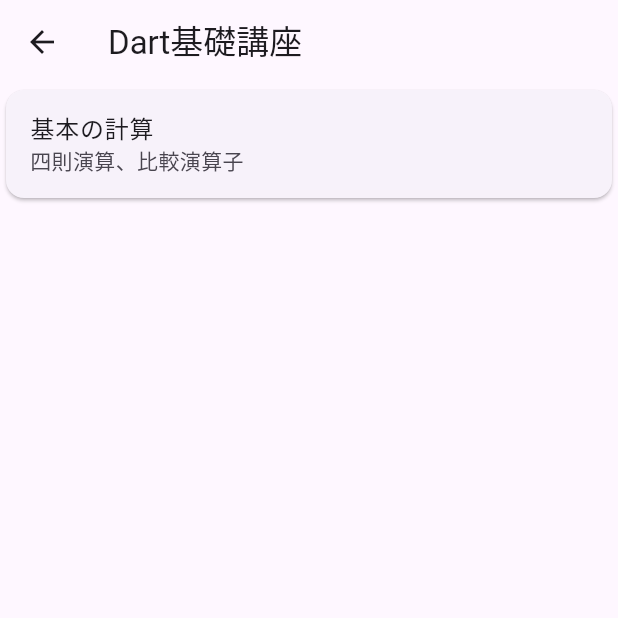
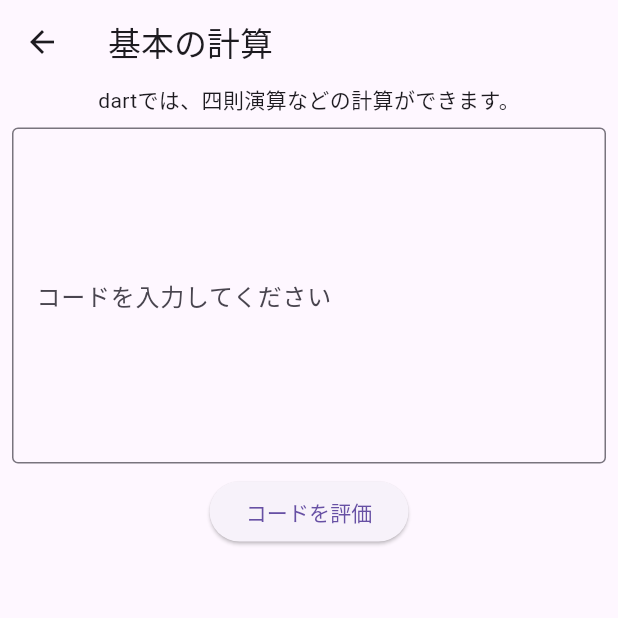
Before and after one commit to pochi-pochi/learning_flutter, a Flutter app: the DartBasicScreen screen opened directly, after a tap on "基本の計算", on a phone screen of 412 x 824 dp, the top half of it. Run offline on Flutter 3.47's test engine with Material 3 defaults, Android fonts, the phone set to English and light mode, and no system bars; our stand-ins replace firebase_auth, firebase_core, google_sign_in; accounts and stored records are empty.

Commit message:
[add]簡単なコーディングテストの追加
簡単なコーディングテストを追加しました。

```diff
--- /dev/null
+++ b/lib/screens/DartBasic/BasicCaluclationScreen.dart
@@ -0,0 +1,59 @@
+import 'package:flutter/material.dart';
+
+class BasicCaluculationScreen extends StatefulWidget {
+  @override
+  _BasicCaluculationScreenState createState() => _BasicCaluculationScreenState();
+}
+
+class _BasicCaluculationScreenState extends State<BasicCaluculationScreen> {
+  final TextEditingController _codeController = TextEditingController();
+  String _feedback = '';
+
+  void _evaluateCode() {
+    // ここにコード評価ロジックを実装
+    String code = _codeController.text;
+    bool hasTwoIntegers = RegExp(r'int\s+\w+\s*=\s*\d+;\s*int\s+\w+\s*=\s*\d+;').hasMatch(code);
+    bool hasAddition = RegExp(r'print\(\s*\w+\s*\+\s*\w+\s*\)').hasMatch(code);
+    setState(() {
+      if (hasTwoIntegers && hasAddition) {
+        _feedback = '正しいコードです！';
+      } else {
+        _feedback = 'コードが間違っています。もう一度試してください。';
+      }
+    });
+  }
+
+  @override
+  Widget build(BuildContext context) {
+    return Scaffold(
+      appBar: AppBar(
+        title: Text('基本の計算'),
+      ),
+      body: SingleChildScrollView(
+        child: Column(
+          children: <Widget>[
+            // コンテンツの説明
+            Text('dartでは、四則演算などの計算ができます。'),
+            // コーディングテスト
+            Padding(
+              padding: const EdgeInsets.all(8.0),
+              child: TextField(
+                controller: _codeController,
+                maxLines: 8,
+                decoration: InputDecoration(
+                  border: OutlineInputBorder(),
+                  labelText: 'コードを入力してください',
+                ),
+              ),
+            ),
+            ElevatedButton(
+              onPressed: _evaluateCode,
+              child: Text('コードを評価'),
+            ),
+            Text(_feedback),
+          ],
+        ),
+      ),
+    );
+  }
+}
--- a/lib/screens/home_screen.dart
+++ b/lib/screens/home_screen.dart
@@ -8,6 +8,7 @@ class HomeScreen extends StatelessWidget {
   Widget build(BuildContext context) {
     return Scaffold(
       appBar: AppBar(title: Text('講座リスト')),
+      backgroundColor: const Color.fromARGB(255, 52, 191, 216),
       body: ListView(
         children: <Widget>[
           DartBasicWidget(),
--- a/lib/widgets/DartBasic/BasicCaluculationWidget.dart
+++ b/lib/widgets/DartBasic/BasicCaluculationWidget.dart
@@ -1,4 +1,5 @@
 import 'package:flutter/material.dart';
+import 'package:learning_flutter/screens/DartBasic/BasicCaluclationScreen.dart';
 
 
 class BasicCaluculationWidget extends StatelessWidget {
@@ -6,7 +7,9 @@ class BasicCaluculationWidget extends StatelessWidget {
   Widget build(BuildContext context){
     return GestureDetector(
       onTap: (){
-
+        Navigator.of(context).push(
+          MaterialPageRoute(builder: (context) => BasicCaluculationScreen()),
+        );
       },
       child: const Card(
         child: ListTile(
```
